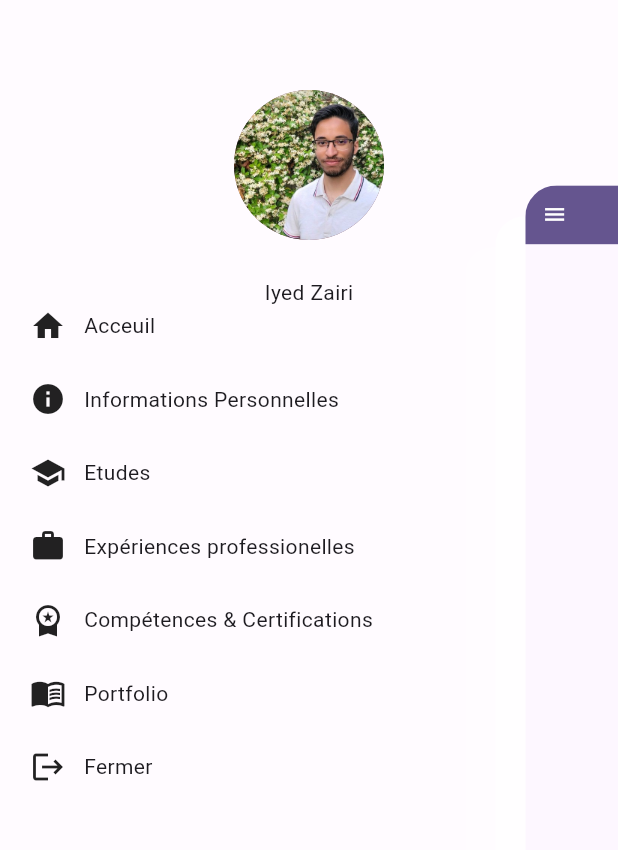
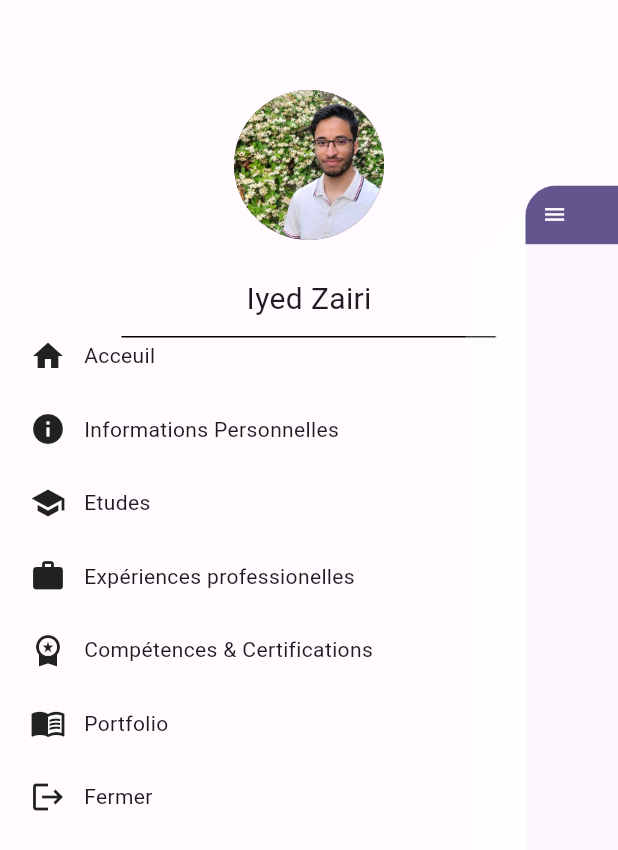
Before and after one commit to Ftayri/cv-project, a Flutter app: the screen it shows after launch, after a tap on the "menu" icon, on a phone screen of 412 x 824 dp. Shown: the top 850 px of the screen. Run offline on Flutter 3.47's test engine with Material 2 defaults, Android fonts, the phone set to English and light mode, and no system bars; drawn by our look-alikes of flutter_zoom_drawer; our stand-ins replace flex_color_scheme, flutter_map, flutter_native_splash, font_awesome_flutter, latlong2.

Commit message:
Final touches for the drawer

```diff
--- a/lib/menu/drawer.widget.dart
+++ b/lib/menu/drawer.widget.dart
@@ -31,8 +31,13 @@ class _MyDrawerState extends State<MyDrawer> {
               radius: 50,
             ),
           ),
-          Text("Iyed Zairi"),
-
+          Text("Iyed Zairi", style: TextStyle(fontSize: 20),),
+          SizedBox(height: 10.0,),
+          Container(
+            height: 1,
+            width: 250,
+            color: isDark ? Colors.white : Colors.black,
+          ),
           Expanded(
             child: ListView.builder(
               itemCount: GlobalParams.menus.length,
```
